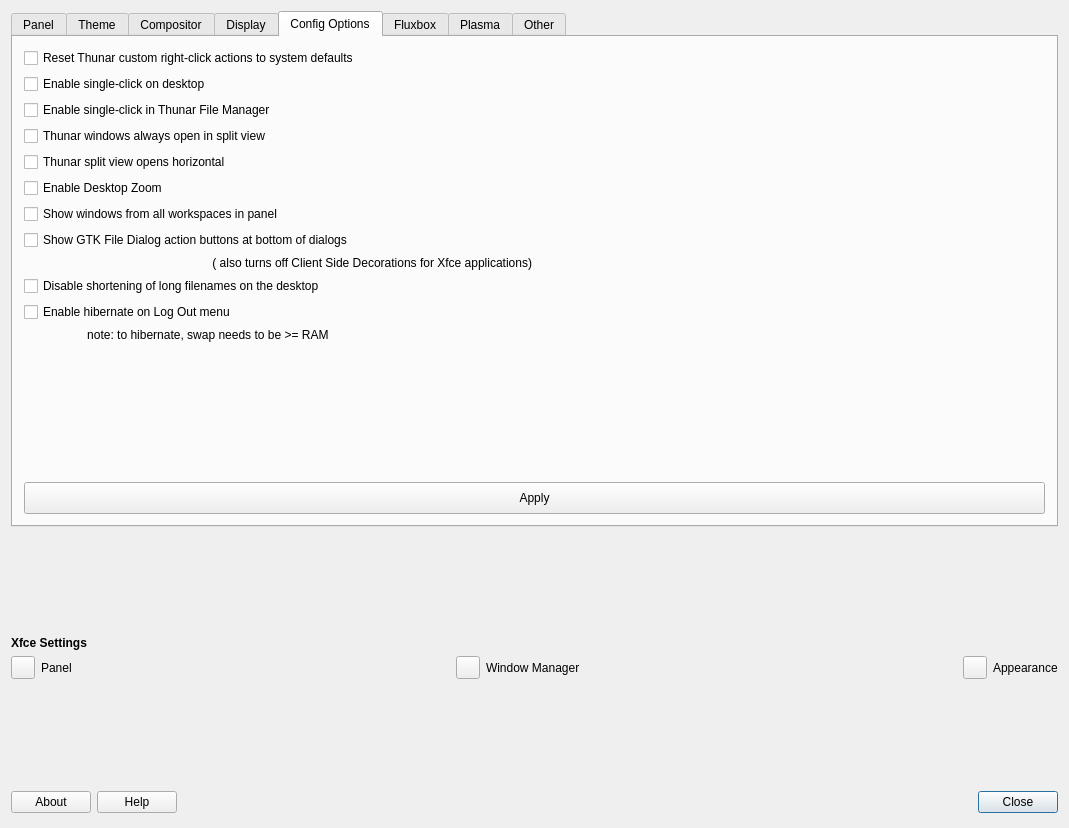
First picture: the form in defaultlook.ui, repository MX-Linux/mx-tweak, before the edit.
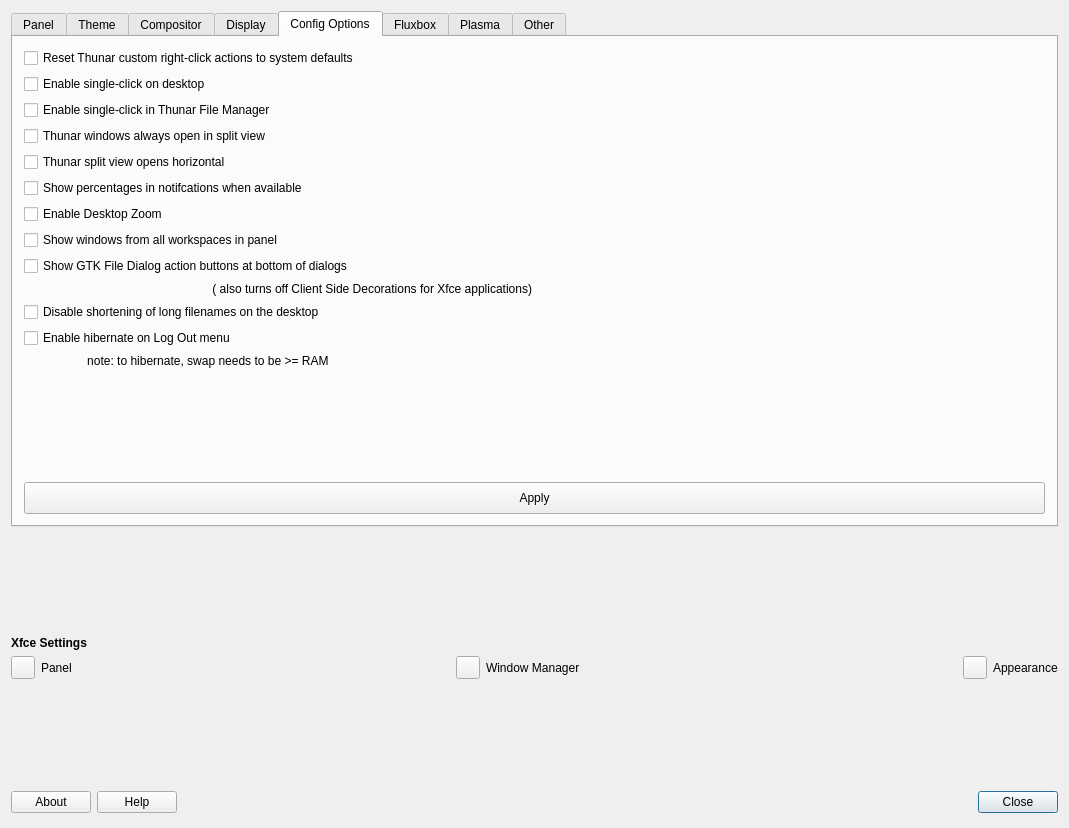
Second picture: the form after the edit. The open tabs and pages were chosen to show the change. Icons and pictures are not drawn.

Commit message: toggles percentages on brightness

```diff
--- a/defaultlook.ui
+++ b/defaultlook.ui
@@ -1024,90 +1024,45 @@
       <layout class="QGridLayout" name="gridLayout_18">
        <item row="0" column="0">
         <layout class="QGridLayout" name="gridLayout_11">
-         <item row="2" column="0">
-          <widget class="QCheckBox" name="checkBoxThunarSingleClick">
-           <property name="text">
-            <string>Enable single-click in Thunar File Manager</string>
-           </property>
-          </widget>
-         </item>
-         <item row="8" column="0">
-          <widget class="QLabel" name="label_Xfce_CSD">
-           <property name="text">
-            <string>( also turns off Client Side Decorations for Xfce applications)</string>
-           </property>
-           <property name="alignment">
-            <set>Qt::AlignRight|Qt::AlignTrailing|Qt::AlignVCenter</set>
-           </property>
-          </widget>
-         </item>
-         <item row="11" column="0" colspan="2">
-          <widget class="QLabel" name="label_hibernate">
-           <property name="text">
-            <string>                   note: to hibernate, swap needs to be &gt;= RAM</string>
-           </property>
-          </widget>
-         </item>
-         <item row="6" column="0">
-          <widget class="QCheckBox" name="checkBoxShowAllWorkspaces">
-           <property name="text">
-            <string>Show windows from all workspaces in panel</string>
-           </property>
-          </widget>
-         </item>
-         <item row="3" column="0">
-          <widget class="QCheckBox" name="checkBoxThunarSplitView">
-           <property name="text">
-            <string>Thunar windows always open in split view</string>
-           </property>
-          </widget>
-         </item>
          <item row="10" column="0" colspan="2">
-          <widget class="QCheckBox" name="checkBoxHibernate">
-           <property name="text">
-            <string>Enable hibernate on Log Out menu </string>
-           </property>
-          </widget>
-         </item>
-         <item row="1" column="0">
-          <widget class="QCheckBox" name="checkBoxSingleClick">
-           <property name="text">
-            <string>Enable single-click on desktop</string>
-           </property>
-          </widget>
-         </item>
-         <item row="9" column="0" colspan="2">
           <widget class="QCheckBox" name="checkboxNoEllipse">
            <property name="text">
             <string>Disable shortening of long filenames on the desktop</string>
            </property>
           </widget>
          </item>
-         <item row="13" column="0" colspan="2">
-          <widget class="QPushButton" name="ButtonApplyMiscDefualts">
-           <property name="minimumSize">
-            <size>
-             <width>0</width>
-             <height>32</height>
-            </size>
-           </property>
-           <property name="text">
-            <string>Apply</string>
-           </property>
-           <property name="icon">
-            <iconset theme="dialog-ok">
-             <normaloff>.</normaloff>.</iconset>
-           </property>
-          </widget>
-         </item>
-         <item row="7" column="0">
+         <item row="8" column="0">
           <widget class="QCheckBox" name="checkBoxFileDialogActionButtonsPosition">
            <property name="text">
             <string>Show GTK File Dialog action buttons at bottom of dialogs</string>
            </property>
           </widget>
          </item>
-         <item row="12" column="1">
+         <item row="14" column="0" colspan="2">
+          <widget class="QPushButton" name="ButtonApplyMiscDefualts">
+           <property name="minimumSize">
+            <size>
+             <width>0</width>
+             <height>32</height>
+            </size>
+           </property>
+           <property name="text">
+            <string>Apply</string>
+           </property>
+           <property name="icon">
+            <iconset theme="dialog-ok">
+             <normaloff>.</normaloff>.</iconset>
+           </property>
+          </widget>
+         </item>
+         <item row="11" column="0" colspan="2">
+          <widget class="QCheckBox" name="checkBoxHibernate">
+           <property name="text">
+            <string>Enable hibernate on Log Out menu </string>
+           </property>
+          </widget>
+         </item>
+         <item row="13" column="1">
           <spacer name="verticalSpacer_10">
            <property name="orientation">
             <enum>Qt::Vertical</enum>
@@ -1120,6 +1075,20 @@
            </property>
           </spacer>
          </item>
+         <item row="12" column="0" colspan="2">
+          <widget class="QLabel" name="label_hibernate">
+           <property name="text">
+            <string>                   note: to hibernate, swap needs to be &gt;= RAM</string>
+           </property>
+          </widget>
+         </item>
+         <item row="7" column="0">
+          <widget class="QCheckBox" name="checkBoxShowAllWorkspaces">
+           <property name="text">
+            <string>Show windows from all workspaces in panel</string>
+           </property>
+          </widget>
+         </item>
          <item row="0" column="0" colspan="2">
           <widget class="QCheckBox" name="checkBoxThunarCAReset">
            <property name="text">
@@ -1127,10 +1096,17 @@
            </property>
           </widget>
          </item>
-         <item row="5" column="0">
-          <widget class="QCheckBox" name="checkBoxDesktopZoom">
+         <item row="3" column="0">
+          <widget class="QCheckBox" name="checkBoxThunarSplitView">
            <property name="text">
-            <string>Enable Desktop Zoom </string>
+            <string>Thunar windows always open in split view</string>
+           </property>
+          </widget>
+         </item>
+         <item row="1" column="0">
+          <widget class="QCheckBox" name="checkBoxSingleClick">
+           <property name="text">
+            <string>Enable single-click on desktop</string>
            </property>
           </widget>
          </item>
@@ -1141,6 +1117,37 @@
            </property>
           </widget>
          </item>
+         <item row="2" column="0">
+          <widget class="QCheckBox" name="checkBoxThunarSingleClick">
+           <property name="text">
+            <string>Enable single-click in Thunar File Manager</string>
+           </property>
+          </widget>
+         </item>
+         <item row="6" column="0">
+          <widget class="QCheckBox" name="checkBoxDesktopZoom">
+           <property name="text">
+            <string>Enable Desktop Zoom </string>
+           </property>
+          </widget>
+         </item>
+         <item row="9" column="0">
+          <widget class="QLabel" name="label_Xfce_CSD">
+           <property name="text">
+            <string>( also turns off Client Side Decorations for Xfce applications)</string>
+           </property>
+           <property name="alignment">
+            <set>Qt::AlignRight|Qt::AlignTrailing|Qt::AlignVCenter</set>
+           </property>
+          </widget>
+         </item>
+         <item row="5" column="0">
+          <widget class="QCheckBox" name="checkBoxNotificatonPercentages">
+           <property name="text">
+            <string>Show percentages in notifcations when available</string>
+           </property>
+          </widget>
+         </item>
         </layout>
        </item>
       </layout>
```
Left out of the diff: 2 changed lines with no effect on the pictures. The commit also changes 2 other files.
